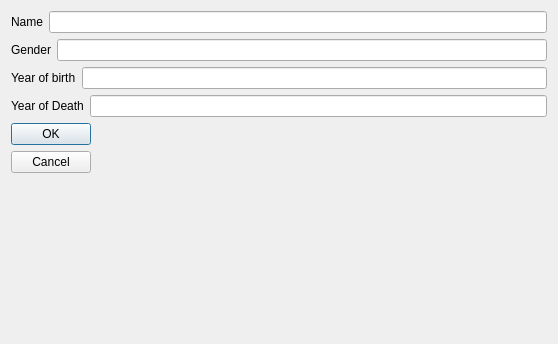
First picture: the form in vika3/Vika3/dialogedit.ui, repository BeanBean-Nyah/T113-VLN, before the edit.
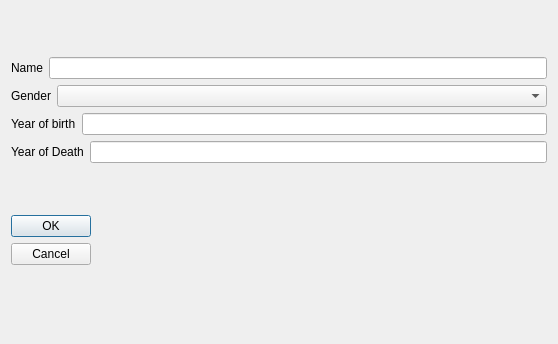
Second picture: the form after the edit.

Patch:
```diff
--- a/vika3/Vika3/dialogedit.ui
+++ b/vika3/Vika3/dialogedit.ui
@@ -34,13 +34,19 @@
       <layout class="QHBoxLayout" name="horizontalLayout_2">
        <item>
         <widget class="QLabel" name="label_2">
+         <property name="maximumSize">
+          <size>
+           <width>40</width>
+           <height>16777215</height>
+          </size>
+         </property>
          <property name="text">
           <string>Gender</string>
          </property>
         </widget>
        </item>
        <item>
-        <widget class="QLineEdit" name="txtNewGender"/>
+        <widget class="QComboBox" name="txtNewGender"/>
        </item>
       </layout>
      </item>
@@ -72,8 +78,18 @@
        </item>
       </layout>
      </item>
+    </layout>
+   </item>
+   <item>
+    <layout class="QHBoxLayout" name="horizontalLayout_5">
      <item>
       <widget class="QDialogButtonBox" name="buttonBox">
+       <property name="maximumSize">
+        <size>
+         <width>16777215</width>
+         <height>70</height>
+        </size>
+       </property>
        <property name="orientation">
         <enum>Qt::Vertical</enum>
        </property>
@@ -82,6 +98,19 @@
        </property>
       </widget>
      </item>
+     <item>
+      <widget class="QLabel" name="label_error_message">
+       <property name="maximumSize">
+        <size>
+         <width>16777215</width>
+         <height>70</height>
+        </size>
+       </property>
+       <property name="text">
+        <string/>
+       </property>
+      </widget>
+     </item>
     </layout>
    </item>
   </layout>
```
